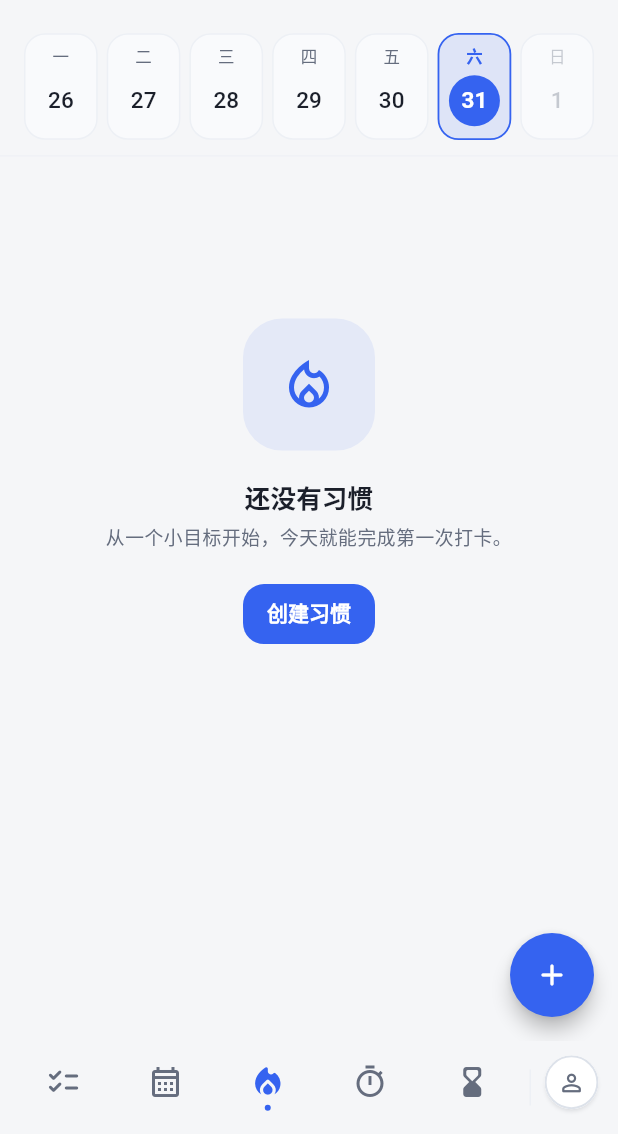
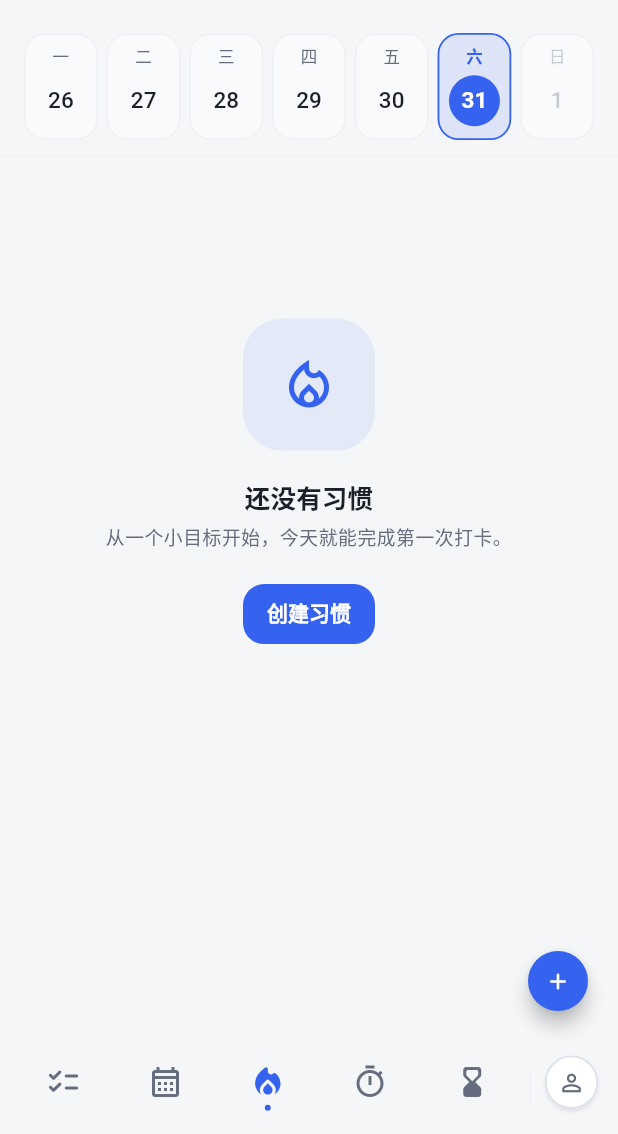
Before and after one commit to AnsGoo/caldav-free, a Flutter app: the screen it shows after launch, item 3 of the bottom bar chosen, on a phone screen of 412 x 824 dp, the part 102-1236 px from its top. Run offline on Flutter 3.47's test engine with Material 3 defaults, Android fonts, the phone set to English and light mode, and no system bars; our stand-ins replace drift, flutter_local_notifications, timezone; accounts and stored records are empty; generated files the repository leaves out were written again.

Commit message:
feat: 使用小型浮动操作按钮优化习惯和倒计时页面的添加功能

```diff
--- a/mobile/lib/features/countdowns/countdown_page.dart
+++ b/mobile/lib/features/countdowns/countdown_page.dart
@@ -121,10 +121,10 @@ class _CountdownPageState extends State<CountdownPage> {
         ),
         actions: [const SizedBox(width: 6)],
       ),
-      floatingActionButton: FloatingActionButton(
+      floatingActionButton: FloatingActionButton.small(
         heroTag: 'countdown-compose-fab',
         onPressed: _create,
-        child: const Icon(Icons.add_rounded),
+        child: const Icon(Icons.add_rounded, size: 18),
       ),
       body: LayoutBuilder(
         builder: (context, constraints) => ListView(
--- a/mobile/lib/features/habits/habits_page.dart
+++ b/mobile/lib/features/habits/habits_page.dart
@@ -245,10 +245,10 @@ class _HabitsPageState extends State<HabitsPage> {
           const SizedBox(width: 6),
         ],
       ),
-      floatingActionButton: FloatingActionButton(
+      floatingActionButton: FloatingActionButton.small(
         heroTag: 'habits-compose-fab',
         onPressed: _create,
-        child: const Icon(Icons.add_rounded),
+        child: const Icon(Icons.add_rounded, size: 18),
       ),
       body: Column(
         crossAxisAlignment: CrossAxisAlignment.stretch,
```
